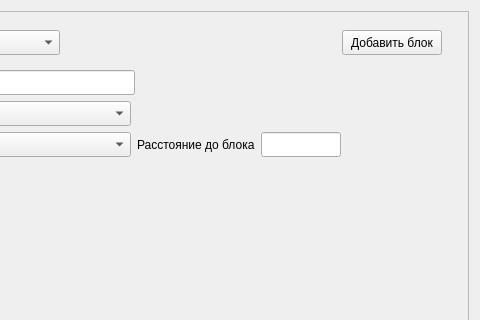
Old version of the form source/gui/enteringblocks.ui in the repository baseoleph/secad; both pictures show x 270 to 750 and y 0 to 320 of the 750 by 805 pixel window.
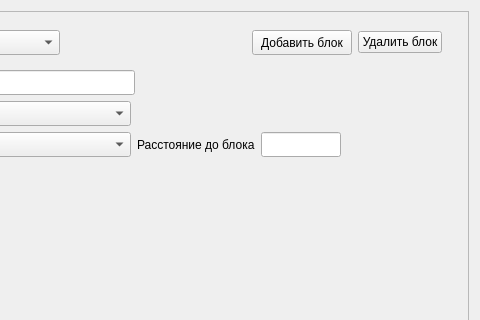
New version of the form.

Commit message: add deleting of blocks

The edit to the form file:
```diff
--- a/source/gui/enteringblocks.ui
+++ b/source/gui/enteringblocks.ui
@@ -103,6 +103,13 @@
               </property>
              </widget>
             </item>
+            <item>
+             <widget class="QPushButton" name="pushButton_delete_block">
+              <property name="text">
+               <string>Удалить блок</string>
+              </property>
+             </widget>
+            </item>
            </layout>
           </item>
           <item>
```
The commit also changes 3 other files.
